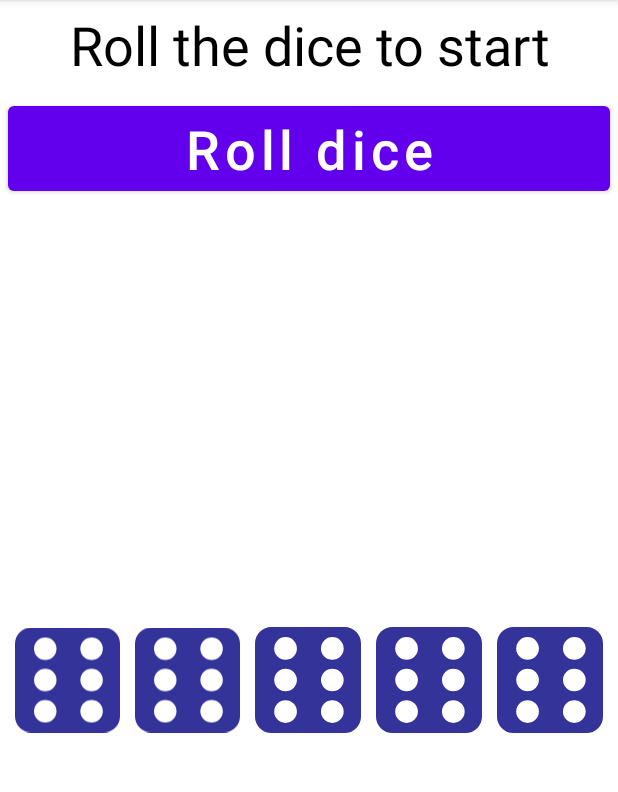
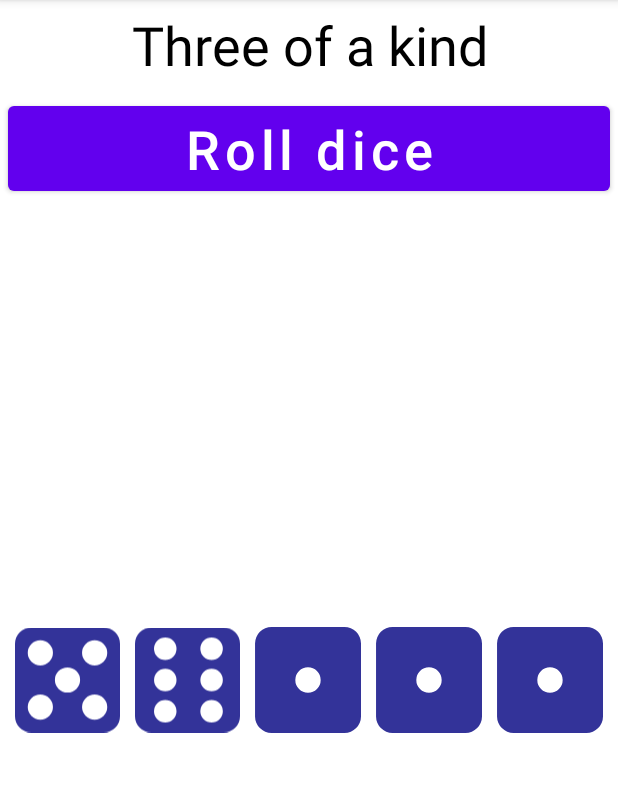
Before and after one commit to LinkedInLearning/android-app-architect-2823026, an Android app: the DiceActivity screen opened directly, with no data from a screen before it, on a phone screen of 412 x 824 dp, the part 84-876 px from its top. Run offline under Robolectric (Android 15) with nearby library versions, the phone set to English and light mode, and no system bars.

```diff
--- a/LassDieWuerfelRollen/app/build.gradle
+++ b/LassDieWuerfelRollen/app/build.gradle
@@ -38,6 +38,11 @@ android {
 
 dependencies {
 
+    def lifecycle_version = "2.3.1"
+
+    // ViewModel
+    implementation "androidx.lifecycle:lifecycle-viewmodel-ktx:$lifecycle_version"
+
     implementation "org.jetbrains.kotlin:kotlin-stdlib:$kotlin_version"
     implementation 'androidx.core:core-ktx:1.3.2'
     implementation 'androidx.appcompat:appcompat:1.2.0'
--- a/LassDieWuerfelRollen/app/src/main/AndroidManifest.xml
+++ b/LassDieWuerfelRollen/app/src/main/AndroidManifest.xml
@@ -9,9 +9,9 @@
         android:roundIcon="@mipmap/ic_launcher_round"
         android:supportsRtl="true"
         android:theme="@style/Theme.LassDieWuerfelRollen">
-        <activity android:name=".gui.DiceActivity"
-            android:parentActivityName=".gui.MainActivity"></activity>
-        <activity android:name=".gui.MainActivity">
+        <activity android:name=".gui.activities.DiceActivity"
+            android:parentActivityName=".gui.activities.MainActivity"></activity>
+        <activity android:name=".gui.activities.MainActivity">
             <intent-filter>
                 <action android:name="android.intent.action.MAIN" />
 
--- a/LassDieWuerfelRollen/app/src/main/java/de/rhistel/lassdiewuerfelrollen/gui/DiceActivity.kt
+++ b/LassDieWuerfelRollen/app/src/main/java/de/rhistel/lassdiewuerfelrollen/gui/activities/DiceActivity.kt
@@ -1,11 +1,15 @@
-package de.rhistel.lassdiewuerfelrollen.gui
+package de.rhistel.lassdiewuerfelrollen.gui.activities
 
 import androidx.appcompat.app.AppCompatActivity
 import android.os.Bundle
 import android.widget.Button
 import android.widget.ImageView
 import android.widget.TextView
+import androidx.lifecycle.Observer
+import androidx.lifecycle.ViewModel
+import androidx.lifecycle.ViewModelProvider
 import de.rhistel.lassdiewuerfelrollen.R
+import de.rhistel.lassdiewuerfelrollen.gui.viewModel.DiceActivityViewModel
 import de.rhistel.lassdiewuerfelrollen.logic.DiceHelper
 import de.rhistel.lassdiewuerfelrollen.settings.*
 
@@ -45,19 +49,13 @@ class DiceActivity : AppCompatActivity() {
 		)
 	}
 
-	/**
-	 * Akuteller Wurf beim Start
-	 * der Activity der Standardwert
-	 * von auschließlich sechsen.
-	 * Reorientierung des Bildschirms
-	 * der letzte Wurf.
-	 */
-	private lateinit var currentSetOfDice: IntArray
 
 	/**
-	 * Aktueller Text in [txtvRollResult] angezeigt wird.
+	 * Dieses Attribut wird genutzt um das Wuerfeln und dessen
+	 * Ergebnisauswertung zu zentralisieren. Bitte die Dokumentationslinks
+	 * in der Klasse [DiceActivityViewModel] beachten
 	 */
-	private lateinit var currentRollResult: String
+	private lateinit var diceActivityViewModel: DiceActivityViewModel;
 	//endregion
 
 	//region 2. Lebenszyklus
@@ -71,24 +69,32 @@ class DiceActivity : AppCompatActivity() {
 		//1. Layout setzen
 		this.setContentView(R.layout.dice_activity_layout)
 
+		//2.ViewModel generieren
+		this.diceActivityViewModel = ViewModelProvider(this).get(DiceActivityViewModel::class.java)
+
+		//3. Zu ueberwachenden Werte des View Models registrieren
+		this.diceActivityViewModel.currentSetOfDice.observe(
+			this,
+			Observer { this.showCurrentSetOfDiceAndResultOnGui(it) })
+
+		this.diceActivityViewModel.currentRollResult.observe(
+			this,
+			Observer { txtvRollResult.text = it })
+
+		val configChange = savedInstanceState?.getBoolean(CONFIG_CHANGE)
+			?: false
+
 		/*
-		 * 2.
-		 * Bei Reorientierung das Wurfergebnis und aktueller Wurf wiederherstellen
-		 * Beim ersten Start der Activity werden die Standardwerte eingetragen
+		 * Wenn eine Reorientuerung stattgefunden hat
+		 * saveInstanceState nutzen um das zu checken
+		 * Die Daten werden weiterhin vom ViewModel gehandelt
 		 */
+		if (configChange.not()) {
+			this.diceActivityViewModel.rollAndEvaluateDice()
+		}
 
-		this.currentRollResult = savedInstanceState?.getString(CURRENT_ROLL_RESULT)
-			?: this.getString(R.string.strRollTheDiceToStart)
-
-		this.currentSetOfDice = savedInstanceState?.getIntArray(CURRENT_SET_OF_DICE)
-			?: this.resources.getIntArray(R.array.defaultSetOfDice)
-
-		//3.Daten in der Gui eintragne
-		this.showCurrentSetOfDiceAndResultOnGui()
-
-		//4. Listener setzen
-		this.btnRollTheDice.setOnClickListener { rollTheDice() }
-
+		//4. Listener zuweisen Wuerfeln ist jetzt im ViewModel
+		this.btnRollTheDice.setOnClickListener { this.diceActivityViewModel.rollAndEvaluateDice() }
 
 
 	}
@@ -100,8 +106,7 @@ class DiceActivity : AppCompatActivity() {
 	override fun onSaveInstanceState(outState: Bundle) {
 
 		//Akutelle Gui Daten zumerken in outState Bundele MapSchreiben
-		outState.putIntArray(CURRENT_SET_OF_DICE, this.currentSetOfDice)
-		outState.putString(CURRENT_ROLL_RESULT, this.currentRollResult)
+		outState.putBoolean(CONFIG_CHANGE, true)
 
 //		Android outState uebergeben
 		super.onSaveInstanceState(outState)
@@ -109,23 +114,6 @@ class DiceActivity : AppCompatActivity() {
 	//endregion
 
 	//region 3. Klickhandling
-	/**
-	 * Diese Methode Wuerfelt und zeigt das
-	 * Ergebnis des Wurfes auf [txtvRollResult] an.
-	 */
-	fun rollTheDice() {
-
-		//Wuerfeln zufaellige Augenzahl
-		this.currentSetOfDice = DiceHelper.rollDice();
-
-		//Wurfergebnis auswerten
-		this.currentRollResult = DiceHelper.evaluateDice(this, currentSetOfDice);
-
-		//Wurf und Ergebnis auf der Gui updaten
-		this.showCurrentSetOfDiceAndResultOnGui()
-
-
-	}
 	//endregion
 
 	//region 4. Hilfsmethoden und Funktionen
@@ -134,8 +122,9 @@ class DiceActivity : AppCompatActivity() {
 	 * Zeigt das den akutellen Wurf und  das Ergbnis dessen an.
 	 * Entweder direkt nach dem Wuerfeln in [rollTheDice] oder
 	 * nach einer Reorientierung in [onCreate].
+	 * Das Wuerfeln wird nun ueber das DiceActivityViewModel gesteuert.
 	 */
-	fun showCurrentSetOfDiceAndResultOnGui() {
+	fun showCurrentSetOfDiceAndResultOnGui(currentSetOfDice: IntArray) {
 
 		//Alle ImageViews und Wuerfel durchlaufen beide Arrays sind gleich groß
 		for (index in this.imgvsDice.indices) {
@@ -156,7 +145,5 @@ class DiceActivity : AppCompatActivity() {
 
 		}
 
-		//Wurfergebnis anzeigen
-		this.txtvRollResult.text = this.currentRollResult
 	}
 }
--- a/LassDieWuerfelRollen/app/src/main/java/de/rhistel/lassdiewuerfelrollen/gui/MainActivity.kt
+++ b/LassDieWuerfelRollen/app/src/main/java/de/rhistel/lassdiewuerfelrollen/gui/activities/MainActivity.kt
@@ -1,11 +1,10 @@
-package de.rhistel.lassdiewuerfelrollen.gui
+package de.rhistel.lassdiewuerfelrollen.gui.activities
 
 import android.content.Intent
 import androidx.appcompat.app.AppCompatActivity
 import android.os.Bundle
-import android.view.View
-import de.rhistel.lassdiewuerfelrollen.R
 import de.rhistel.lassdiewuerfelrollen.databinding.MainActivityLayoutBinding
+import de.rhistel.lassdiewuerfelrollen.gui.observer.MainActivityLifecycleObserver
 
 /**
  * Einstiegspunkt in die App.
--- a/LassDieWuerfelRollen/app/src/main/java/de/rhistel/lassdiewuerfelrollen/gui/MainActivityLifecycleObserver.kt
+++ b/LassDieWuerfelRollen/app/src/main/java/de/rhistel/lassdiewuerfelrollen/gui/observer/MainActivityLifecycleObserver.kt
@@ -1,8 +1,7 @@
-package de.rhistel.lassdiewuerfelrollen.gui
+package de.rhistel.lassdiewuerfelrollen.gui.observer
 
 import android.util.Log
 import androidx.lifecycle.Lifecycle
-import androidx.lifecycle.LifecycleEventObserver
 import androidx.lifecycle.LifecycleObserver
 import androidx.lifecycle.OnLifecycleEvent
 import de.rhistel.lassdiewuerfelrollen.settings.LIFECYCLE_OBSERVER_TAG
--- /dev/null
+++ b/LassDieWuerfelRollen/app/src/main/java/de/rhistel/lassdiewuerfelrollen/gui/viewModel/DiceActivityViewModel.kt
@@ -0,0 +1,71 @@
+package de.rhistel.lassdiewuerfelrollen.gui.viewModel
+
+import android.app.Application
+import android.util.Log
+import androidx.lifecycle.AndroidViewModel
+import androidx.lifecycle.MutableLiveData
+import de.rhistel.lassdiewuerfelrollen.R
+import de.rhistel.lassdiewuerfelrollen.logic.DiceHelper
+import de.rhistel.lassdiewuerfelrollen.settings.DICE_VIEW_MODEL_TAG
+
+/**
+ * ViewModel welches in der [DiceActivity] registriert und genutzt wird.
+ * Dieses Klasse uebernimmt die Attribute fuer das Wurfergebnis und die
+ * Wuerfel selbst. Somit verbleibt in der [DiceActivity] nur ein Attribut
+ * dieser Klasse, welche als Observe-Pattern in den Lebenszyklus der
+ * Activity integriert wird. Somit ist das triggern der Logik aus der
+ * GuiKlasse selbst entfernt und in diesem Teil zentralisiert worden.
+ *
+ * Folgende Implementierung in dem  build.gradle (Module)
+ * im Berech depedenics erweitern:
+ *
+ * def lifecycle_version = "2.3.1"
+ *
+ * // ViewModel
+ * implementation "androidx.lifecycle:lifecycle-viewmodel-ktx:$lifecycle_version"
+ *
+ * Siehe auch:
+ * https://developer.android.com/jetpack/androidx/releases/lifecycle#kotlin
+ * https://developer.android.com/reference/androidx/lifecycle/ViewModel
+ */
+class DiceActivityViewModel(app: Application) : AndroidViewModel(app) {
+
+	/**
+	 * [MutableLiveData] - [String] Diese Liste enthaelt das textliche Ergebnis der Wurfauswertung
+	 */
+	val currentRollResult = MutableLiveData<String>()
+
+	/**
+	 * [MutableLiveData] - [IntArray] : Die eigentlichen Wuerfel aus der [DiceActivity]
+	 */
+	val currentSetOfDice = MutableLiveData<IntArray>()
+
+	/**
+	 * Arbeitsreferenz auf die aktuelle Activity
+	 */
+	private val context = app
+
+
+	init {
+
+		Log.i(DICE_VIEW_MODEL_TAG, "ViewModel created")
+
+		//Standardwert fuer das Ergebnis
+		this.currentRollResult.value = context.getString(R.string.strRollTheDiceToStart)
+
+		//Standardwerte der Wuerfel
+		this.currentSetOfDice.value = this.context.resources.getIntArray(R.array.defaultSetOfDice)
+	}
+
+	/**
+	 * Diese Funktion Wuerfelt und triggert
+	 * gleich im Anschluss das Auswerten des Ergebnisses
+	 */
+	fun rollAndEvaluateDice() {
+		//1. Wuerfeln
+		currentSetOfDice.value = DiceHelper.rollDice()
+
+		//2. Ergbnis auswerten und setzen
+		currentRollResult.value = DiceHelper.evaluateDice(context, currentSetOfDice.value)
+	}
+}
--- a/LassDieWuerfelRollen/app/src/main/java/de/rhistel/lassdiewuerfelrollen/settings/AppConstants.kt
+++ b/LassDieWuerfelRollen/app/src/main/java/de/rhistel/lassdiewuerfelrollen/settings/AppConstants.kt
@@ -1,8 +1,12 @@
 package de.rhistel.lassdiewuerfelrollen.settings
 
 const val LIFECYCLE_OBSERVER_TAG = "LifecycleObserver"
+const val DICE_VIEW_MODEL_TAG = "LifecycleObserver"
+
 const val CURRENT_SET_OF_DICE = "currentSetOfDice"
 const val CURRENT_ROLL_RESULT = "currentRollResult"
+
+const val CONFIG_CHANGE = "configChange"
 
 const val FIVE_OF_A_KIND = 5
 const val FOUR_OF_A_KIND = 4
--- a/LassDieWuerfelRollen/app/src/main/res/layout/dice_activity_layout.xml
+++ b/LassDieWuerfelRollen/app/src/main/res/layout/dice_activity_layout.xml
@@ -5,7 +5,7 @@
     xmlns:tools="http://schemas.android.com/tools"
     android:layout_width="match_parent"
     android:layout_height="match_parent"
-    tools:context=".gui.DiceActivity"
+    tools:context=".gui.activities.DiceActivity"
     android:orientation="vertical">
 
 
--- a/LassDieWuerfelRollen/app/src/main/res/layout/main_activity_layout.xml
+++ b/LassDieWuerfelRollen/app/src/main/res/layout/main_activity_layout.xml
@@ -5,7 +5,7 @@
 	android:layout_width="match_parent"
 	android:layout_height="match_parent"
 	android:orientation="vertical"
-	tools:context=".gui.MainActivity">
+	tools:context=".gui.activities.MainActivity">
 
 	<TextView
 		android:id="@+id/txtvHeadLine"
```
